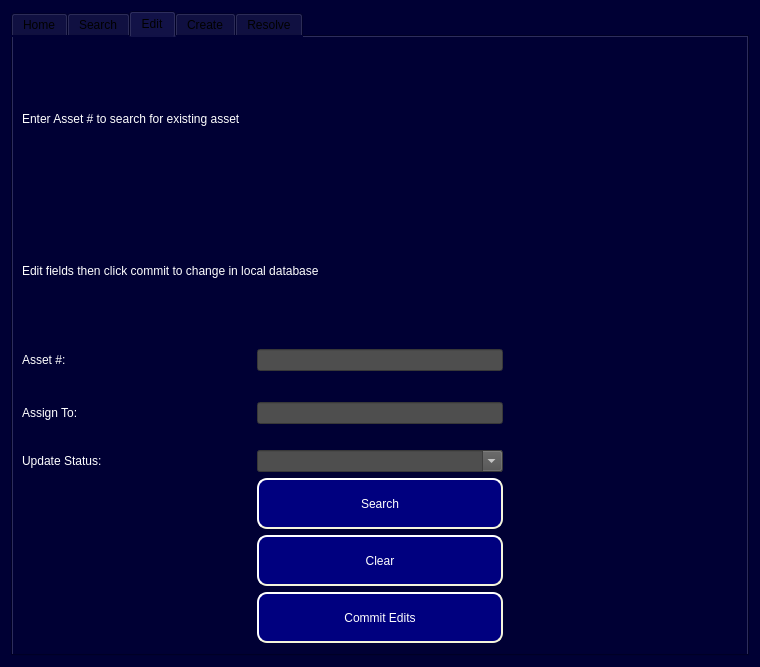
Qt form ui/Admin_Level2_Access.ui (Capstone-RFID/Code) before a commit.
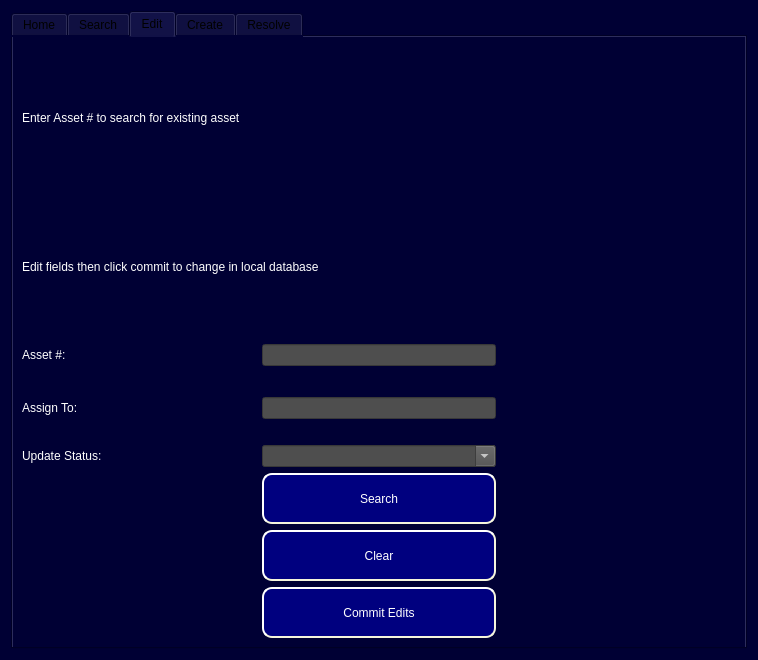
The same form after that commit.

The edit to the form file:
```diff
--- a/ui/Admin_Level2_Access.ui
+++ b/ui/Admin_Level2_Access.ui
@@ -6,8 +6,8 @@
    <rect>
     <x>0</x>
     <y>0</y>
-    <width>760</width>
-    <height>667</height>
+    <width>758</width>
+    <height>660</height>
    </rect>
   </property>
   <property name="windowTitle">
@@ -883,7 +883,7 @@
                 <widget class="QPushButton" name="Edit_Search_Button">
                  <property name="minimumSize">
                   <size>
-                   <width>246</width>
+                   <width>186</width>
                    <height>51</height>
                   </size>
                  </property>
@@ -907,13 +907,16 @@
                  <property name="text">
                   <string>Search</string>
                  </property>
+                 <property name="default">
+                  <bool>false</bool>
+                 </property>
                 </widget>
                </item>
                <item row="6" column="2">
                 <widget class="QPushButton" name="Edit_Clear_Button">
                  <property name="minimumSize">
                   <size>
-                   <width>246</width>
+                   <width>186</width>
                    <height>51</height>
                   </size>
                  </property>
@@ -943,7 +946,7 @@
                 <widget class="QPushButton" name="Edit_Commit_Edits_Button">
                  <property name="minimumSize">
                   <size>
-                   <width>246</width>
+                   <width>186</width>
                    <height>51</height>
                   </size>
                  </property>
```
Left out of the diff: 15 changed lines with no effect on the pictures.
